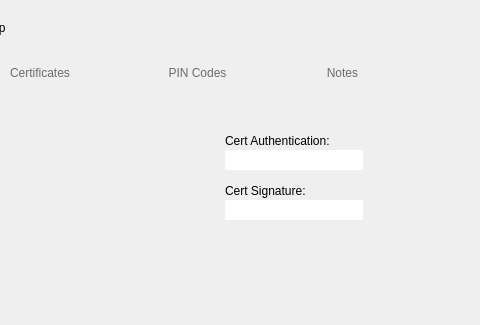
Qt form pteid-mw-pt/_src/eidmw/eidgui/mainwnd.ui (amagovpt/autenticacao.gov) before a commit; both pictures show x 445 to 925 and y 0 to 325 of the 925 by 1042 pixel window.
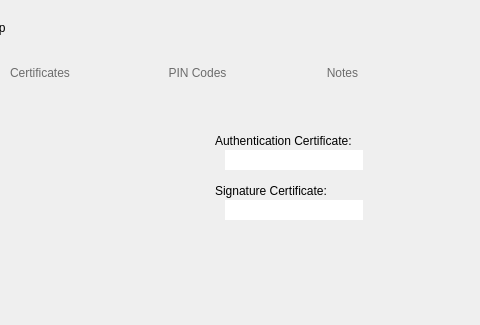
The same form after that commit. The open tabs and pages were chosen to show the change. Icons and pictures are not drawn.

Commit message: Fix display and translation of CertStatus on the main Tab

What changed in the file:
```diff
--- a/pteid-mw-pt/_src/eidmw/eidgui/mainwnd.ui
+++ b/pteid-mw-pt/_src/eidmw/eidgui/mainwnd.ui
@@ -502,27 +502,37 @@
        <widget class="QLabel" name="label_12">
         <property name="geometry">
          <rect>
-          <x>660</x>
+          <x>650</x>
           <y>70</y>
-          <width>131</width>
+          <width>141</width>
           <height>21</height>
          </rect>
         </property>
+        <property name="styleSheet">
+         <string notr="true">
+          font: 9pt &quot;Arial&quot;;
+        </string>
+        </property>
         <property name="text">
-         <string>Cert Signature:</string>
+         <string>Signature Certificate:</string>
         </property>
        </widget>
        <widget class="QLabel" name="label_13">
         <property name="geometry">
          <rect>
-          <x>660</x>
+          <x>650</x>
           <y>20</y>
-          <width>141</width>
+          <width>151</width>
           <height>21</height>
          </rect>
         </property>
         <property name="text">
-         <string>Cert Authentication:</string>
+         <string>Authentication Certificate:</string>
+        </property>
+        <property name="styleSheet">
+         <string notr="true">
+          font: 9pt &quot;Arial&quot;;
+        </string>
         </property>
        </widget>
       </widget>
```
Left out of the diff: 16 changed lines with no effect on the pictures. The commit also changes 3 other files.
